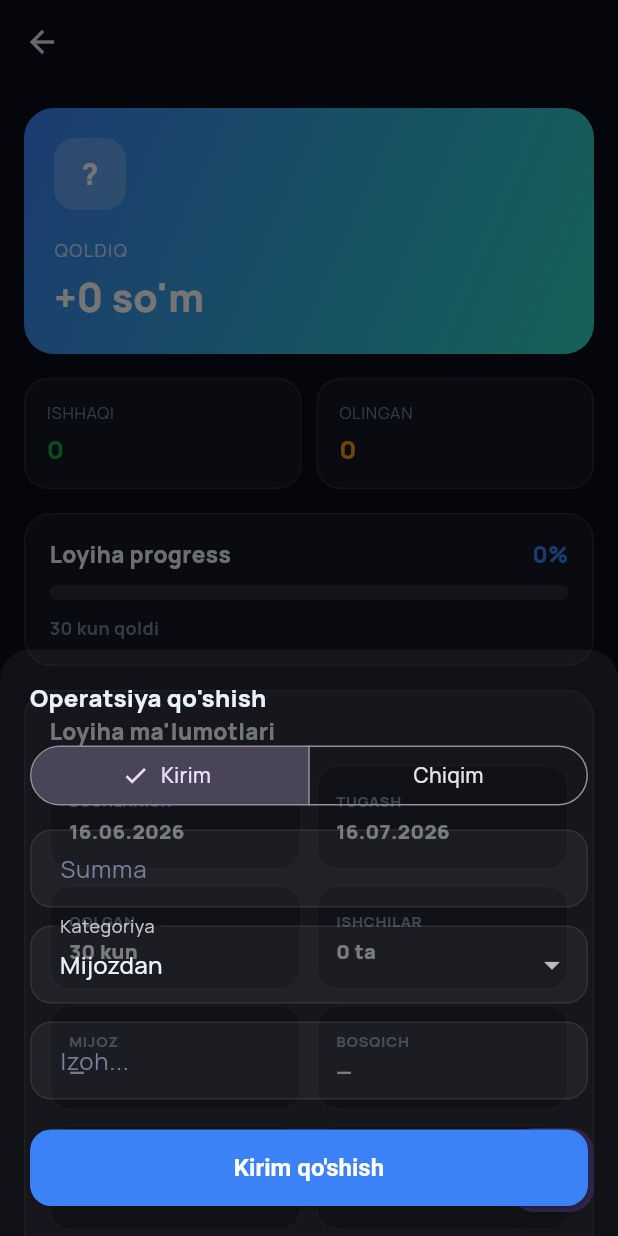
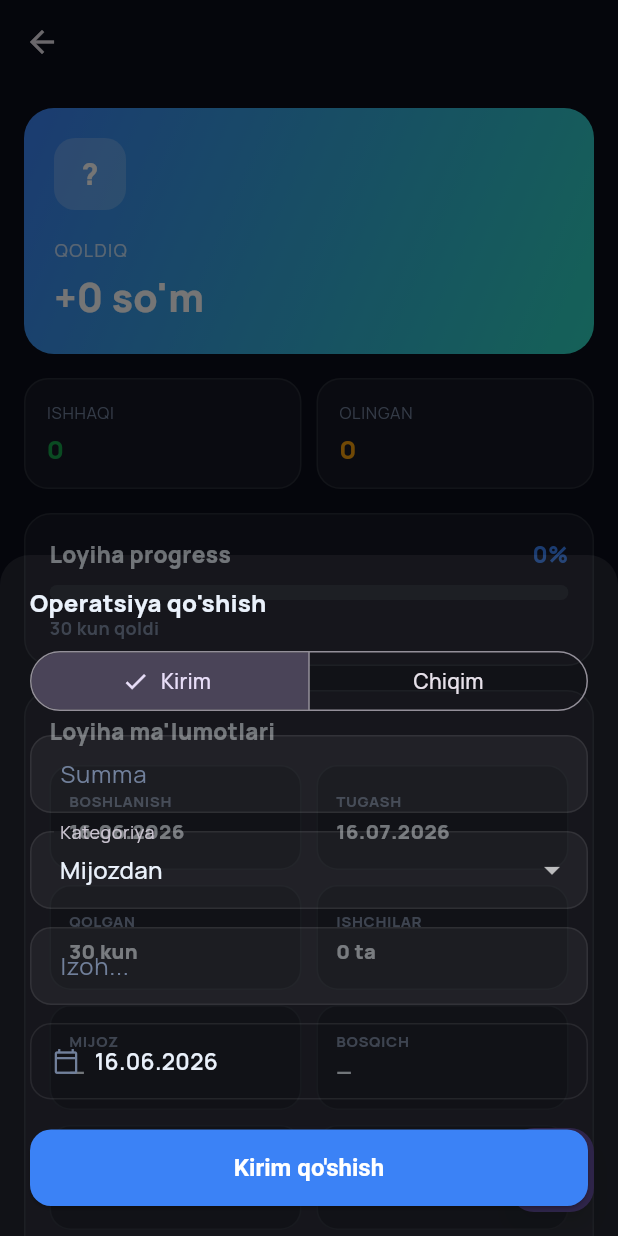
Before and after one commit to Bekzod131313/Prorab, a Flutter app: the ProjectDetailScreen screen opened directly with empty values, after a tap on the "add" icon, on a phone screen of 412 x 824 dp. Run offline on Flutter 3.47's test engine with Material 3 defaults, Android fonts, the phone set to English and light mode, and no system bars; our stand-ins replace google_fonts, share_plus, shared_preferences, supabase_flutter; accounts and stored records are empty.

```diff
--- a/flutter_app/lib/screens/project_detail_screen.dart
+++ b/flutter_app/lib/screens/project_detail_screen.dart
@@ -189,6 +189,7 @@ class _ProjectDetailScreenState extends State<ProjectDetailScreen> {
         kategoriya: result['kategoriya'] as String,
         izoh: result['izoh'] as String?,
         toUserId: result['toUserId'] as String?,
+        txDate: result['txDate'] as DateTime?,
       );
       HapticFeedback.mediumImpact();
       if (!mounted) return;
@@ -1043,6 +1044,7 @@ class _AddTransactionSheetState extends State<_AddTransactionSheet> {
   bool _isIncome = true;
   String _category = 'mijoz';
   String? _workerId;
+  DateTime _txDate = DateTime.now();
   final _amountCtrl = TextEditingController();
   final _noteCtrl = TextEditingController();
 
@@ -1169,6 +1171,35 @@ class _AddTransactionSheetState extends State<_AddTransactionSheet> {
           controller: _noteCtrl,
           decoration: const InputDecoration(hintText: 'Izoh...'),
         ),
+        const SizedBox(height: 12),
+        InkWell(
+          onTap: () async {
+            final picked = await showDatePicker(
+              context: context,
+              initialDate: _txDate,
+              firstDate: DateTime(2020),
+              lastDate: DateTime.now().add(const Duration(days: 1)),
+            );
+            if (picked != null) setState(() => _txDate = picked);
+          },
+          child: Container(
+            padding: const EdgeInsets.symmetric(horizontal: 14, vertical: 14),
+            decoration: BoxDecoration(
+              border: Border.all(color: AppColors.border),
+              borderRadius: BorderRadius.circular(14),
+            ),
+            child: Row(
+              children: [
+                const Icon(Icons.calendar_today_outlined, size: 18, color: AppColors.muted),
+                const SizedBox(width: 10),
+                Text(
+                  DateFormat('dd.MM.yyyy').format(_txDate),
+                  style: const TextStyle(fontSize: 15, fontWeight: FontWeight.w600),
+                ),
+              ],
+            ),
+          ),
+        ),
         const SizedBox(height: 20),
         ElevatedButton(
           onPressed: () {
@@ -1180,6 +1211,7 @@ class _AddTransactionSheetState extends State<_AddTransactionSheet> {
               'kategoriya': _category,
               'izoh': _noteCtrl.text.trim().isNotEmpty ? _noteCtrl.text.trim() : null,
               'toUserId': _workerId,
+              'txDate': _txDate,
             });
           },
           child: Text(_isIncome ? "Kirim qo'shish" : "Chiqim qo'shish"),
```
Also changed, not shown: flutter_app/lib/data/transaction_repository.dart (+4 -3 lines).
